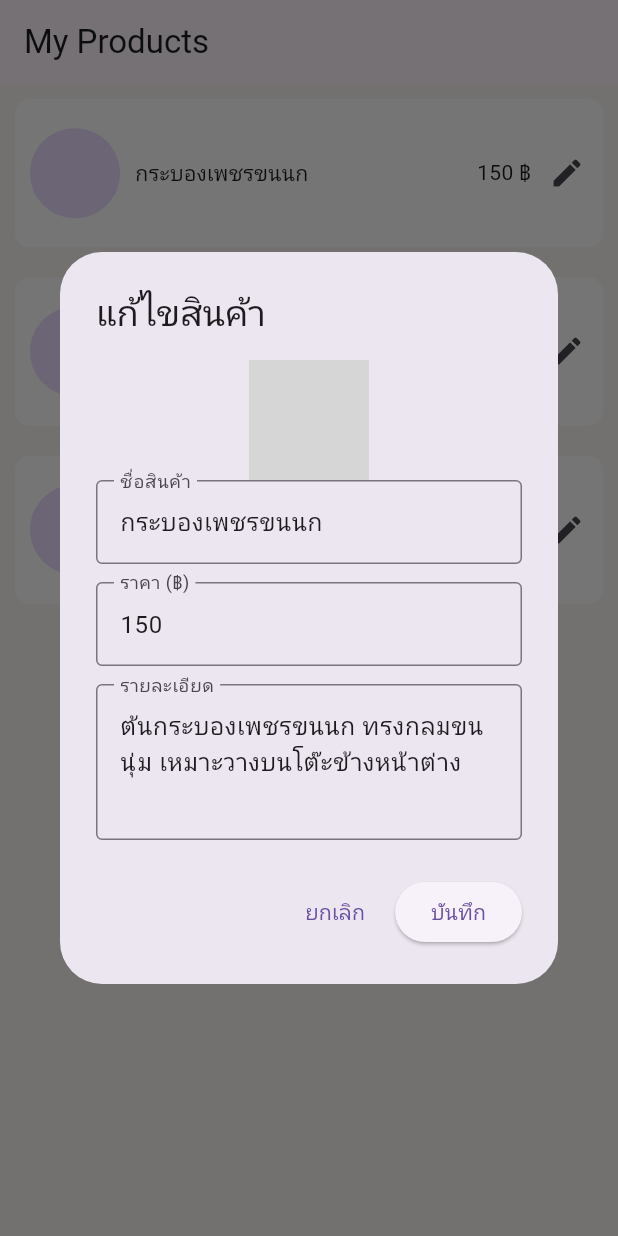
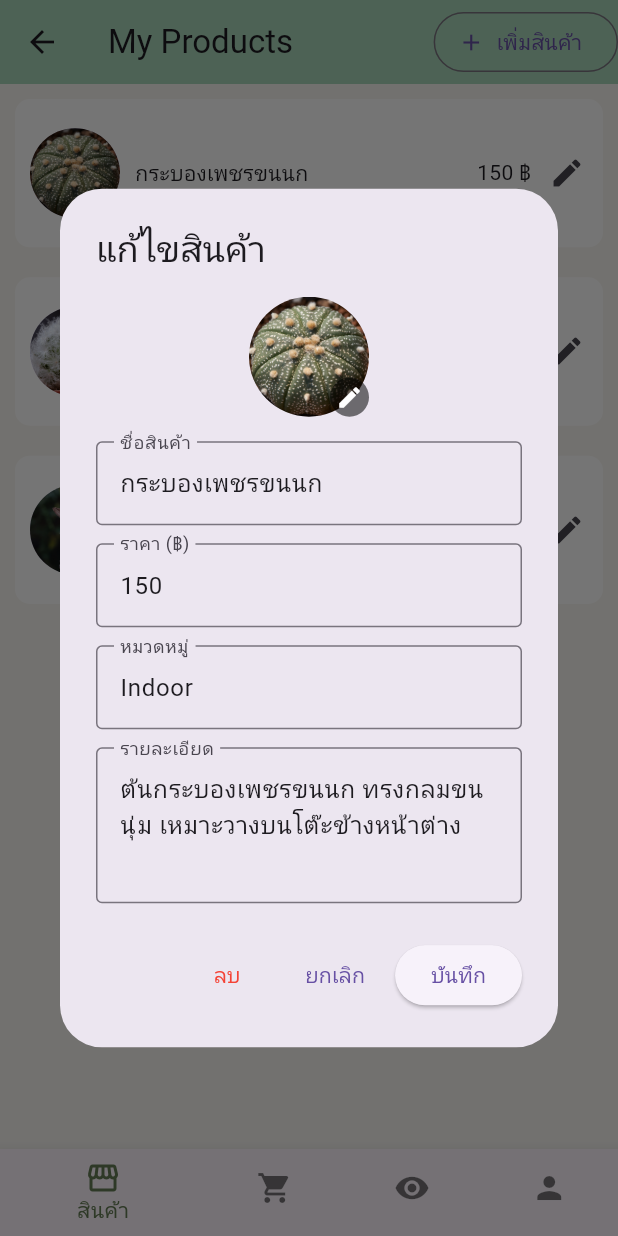
Before and after one commit to Playfa-Chueatha/Sandrootapp, a Flutter app: the OrderScreen screen opened directly, after a tap on the "edit" icon, on a phone screen of 412 x 824 dp. Run offline on Flutter 3.47's test engine with Material 3 defaults, Android fonts, the phone set to English and light mode, and no system bars; our stand-ins replace image_picker; Roboto replaces fonts that are missing (Prompt); grey boxes are pictures that could not be loaded.

Commit message:
update_product

```diff
--- a/lib/screens/dialog_order.dart
+++ b/lib/Order_for_admin/dialog_order.dart
@@ -1,4 +1,6 @@
+import 'dart:io';
 import 'package:flutter/material.dart';
+import 'package:image_picker/image_picker.dart';
 import 'package:sandy_roots/screens/OrderScreen.dart';
 
 class dialog_order extends StatefulWidget {
@@ -7,9 +9,9 @@ class dialog_order extends StatefulWidget {
   final int price;
   final String description;
   final String imageUrl;
-
-
+  final String category;
   final void Function(Product updated) onSave;
+  final void Function(int id) onDelete;  // เพิ่ม callback ลบ
 
   const dialog_order({
     super.key,
@@ -18,7 +20,9 @@ class dialog_order extends StatefulWidget {
     required this.price,
     required this.description,
     required this.imageUrl,
+    required this.category,
     required this.onSave,
+    required this.onDelete,
   });
 
   @override
@@ -29,14 +33,16 @@ class _dialog_orderState extends State<dialog_order> {
   late final TextEditingController _nameCtrl;
   late final TextEditingController _priceCtrl;
   late final TextEditingController _descCtrl;
+  late final TextEditingController _catCtrl;
+  File? _imageFile;
 
   @override
   void initState() {
     super.initState();
-
     _nameCtrl = TextEditingController(text: widget.name);
     _priceCtrl = TextEditingController(text: widget.price.toString());
     _descCtrl = TextEditingController(text: widget.description);
+    _catCtrl = TextEditingController(text: widget.category);
   }
 
   @override
@@ -44,27 +50,70 @@ class _dialog_orderState extends State<dialog_order> {
     _nameCtrl.dispose();
     _priceCtrl.dispose();
     _descCtrl.dispose();
+    _catCtrl.dispose();
     super.dispose();
+  }
+
+  Future<void> _pickImage() async {
+    final picker = ImagePicker();
+    final picked = await picker.pickImage(source: ImageSource.gallery);
+    if (picked != null) {
+      setState(() {
+        _imageFile = File(picked.path);
+      });
+    }
   }
 
   @override
   Widget build(BuildContext context) {
+    double screenHeight = MediaQuery.of(context).size.height;
     return AlertDialog(
       title: const Text('แก้ไขสินค้า'),
       content: SingleChildScrollView(
         child: Column(
           mainAxisSize: MainAxisSize.min,
           children: [
-
-            ClipOval(
-              child: Image.asset(
-                widget.imageUrl.isNotEmpty ? widget.imageUrl : 'assets/images/default_sandyroot.png',
-                height: 80,
-                width: 80,
-                fit: BoxFit.cover,
-              ),
+            Stack(
+              children: [
+                ClipOval(
+                  child: _imageFile != null
+                      ? Image.file(
+                          _imageFile!,
+                          height: 80,
+                          width: 80,
+                          fit: BoxFit.cover,
+                        )
+                      : Image.asset(
+                          widget.imageUrl.isNotEmpty
+                              ? widget.imageUrl
+                              : 'assets/images/default_sandyroot.png',
+                          height: 80,
+                          width: 80,
+                          fit: BoxFit.cover,
+                        ),
+                ),
+                Positioned(
+                  bottom: 0,
+                  right: 0,
+                  child: GestureDetector(
+                    onTap: _pickImage,
+                    child: Container(
+                      decoration: const BoxDecoration(
+                        color: Colors.black54,
+                        shape: BoxShape.circle,
+                      ),
+                      padding: const EdgeInsets.all(4),
+                      child: const Icon(
+                        Icons.edit,
+                        color: Colors.white,
+                        size: 18,
+                      ),
+                    ),
+                  ),
+                ),
+              ],
             ),
-
+            SizedBox(height: screenHeight * 0.02),
             TextFormField(
               controller: _nameCtrl,
               decoration: const InputDecoration(
@@ -73,8 +122,6 @@ class _dialog_orderState extends State<dialog_order> {
               ),
             ),
             const SizedBox(height: 12),
-
-
             TextFormField(
               controller: _priceCtrl,
               decoration: const InputDecoration(
@@ -84,8 +131,14 @@ class _dialog_orderState extends State<dialog_order> {
               keyboardType: TextInputType.number,
             ),
             const SizedBox(height: 12),
-
-
+            TextFormField(
+              controller: _catCtrl,
+              decoration: const InputDecoration(
+                labelText: 'หมวดหมู่',
+                border: OutlineInputBorder(),
+              ),
+            ),
+            const SizedBox(height: 12),
             TextFormField(
               controller: _descCtrl,
               decoration: const InputDecoration(
@@ -98,23 +151,30 @@ class _dialog_orderState extends State<dialog_order> {
         ),
       ),
       actions: [
-
         TextButton(
           onPressed: () {
+            // เรียก callback ลบสินค้า
+            widget.onDelete(widget.id);
             Navigator.of(context).pop();
           },
+          child: const Text(
+            'ลบ',
+            style: TextStyle(color: Colors.red),
+          ),
+        ),
+        TextButton(
+          onPressed: () => Navigator.of(context).pop(),
           child: const Text('ยกเลิก'),
         ),
-
         ElevatedButton(
           onPressed: () {
-
             final updated = Product(
               id: widget.id,
               name: _nameCtrl.text,
               price: int.tryParse(_priceCtrl.text) ?? widget.price,
               description: _descCtrl.text,
-              imageUrl: widget.imageUrl,
+              imageUrl: _imageFile?.path ?? widget.imageUrl,
+              category: _catCtrl.text,
             );
             widget.onSave(updated);
             Navigator.of(context).pop();
--- a/lib/screens/OrderScreen.dart
+++ b/lib/screens/OrderScreen.dart
@@ -1,7 +1,8 @@
 import 'dart:convert';
 import 'package:flutter/material.dart';
 import 'package:flutter/services.dart';
-import 'package:sandy_roots/screens/dialog_order.dart';
+import 'package:sandy_roots/Order_for_admin/add_product.dart';
+import 'package:sandy_roots/Order_for_admin/dialog_order.dart';
 
 class OrderScreen extends StatefulWidget {
   const OrderScreen({super.key});
@@ -12,6 +13,14 @@ class OrderScreen extends StatefulWidget {
 
 class _OrderScreenState extends State<OrderScreen> {
   List<Product> products = [];
+  int _currentIndex = 0;
+
+  final List<Widget> _pages = [
+    const ProductsPage(),
+    const CartPage(),
+    const BuyerView(),
+    const ProfilePage(),
+  ];
 
   Future<void> productslist() async {
     try {
@@ -33,14 +42,82 @@ class _OrderScreenState extends State<OrderScreen> {
 
   @override
   Widget build(BuildContext context) {
+    return Scaffold(
+      body: _pages[_currentIndex],
+      bottomNavigationBar: BottomNavigationBar(
+        currentIndex: _currentIndex,
+        backgroundColor:  Color(0xFFA8D5BA),
+        selectedItemColor: Color(0xFF657C55),
+        unselectedItemColor: Colors.black54,
+        onTap: (index) => setState(() => _currentIndex = index),
+        items: const [
+          BottomNavigationBarItem(
+            icon: Icon(Icons.storefront),
+            label: 'สินค้า',
+          ),
+          BottomNavigationBarItem(
+            icon: Icon(Icons.shopping_cart),
+            label: 'รายการสั่งซื้อ',
+          ),
+          BottomNavigationBarItem(
+            icon: Icon(Icons.visibility),
+            label: 'มุมมองผู้ซื้อ',
+          ),
+          BottomNavigationBarItem(
+            icon: Icon(Icons.person),
+            label: 'โปรไฟล์',
+          ),
+        ],
+      ),
+    );
+  }
+}
+
+/// หน้าสินค้า
+class ProductsPage extends StatelessWidget {
+  const ProductsPage({Key? key}) : super(key: key);
+
+  @override
+  Widget build(BuildContext context) {
     double screenHeight = MediaQuery.of(context).size.height;
-
     return Scaffold(
       backgroundColor: const Color(0xFFF9F7F3),
-      appBar: AppBar(title: const Text("My Products")),
-      body: products.isEmpty
-          ? const Center(child: CircularProgressIndicator())
-          : ListView.builder(
+      appBar: AppBar(
+        backgroundColor: const Color(0xFFA8D5BA),
+        leading: IconButton(
+          icon: const Icon(Icons.arrow_back),
+          onPressed: () => Navigator.pop(context),
+        ),
+        title: const Text("My Products"),
+        actions: [
+          OutlinedButton.icon(
+            onPressed: () async {
+              final result = await Navigator.push(
+                context,
+                MaterialPageRoute(
+                  builder: (c) => const AddProductPage(),
+                ),
+              );
+              if (result != null && result is Map<String, dynamic>) {
+                // handle new product
+              }
+            },
+            icon: const Icon(Icons.add),
+            label: const Text('เพิ่มสินค้า'),
+          )
+        ],
+      ),
+      body: FutureBuilder<List<Product>>(
+        future: rootBundle.loadString('assets/data/Order.json').then(
+            (jsonStr) => (json.decode(jsonStr) as List)
+                .map((e) => Product.fromJson(e))
+                .toList()),
+        builder: (context, snapshot) {
+          if (!snapshot.hasData) {
+            return const Center(child: CircularProgressIndicator());
+          }
+          final products = snapshot.data!;
+          return ListView.builder(
             itemCount: products.length,
             itemBuilder: (context, index) {
               final product = products[index];
@@ -67,19 +144,18 @@ class _OrderScreenState extends State<OrderScreen> {
                       onPressed: () {
                         showDialog(
                           context: context,
-                            builder: (context) => dialog_order(
+                          builder: (c) => dialog_order(
                             id: product.id,
                             name: product.name,
                             price: product.price,
                             description: product.description,
                             imageUrl: product.imageUrl,
+                            category: product.category,
                             onSave: (updatedProduct) {
-                                setState(() {
-                                  final idx = products.indexWhere((p) => p.id == updatedProduct.id);
-                                  if (idx != -1) {
-                                    products[idx] = updatedProduct;
-                                  }
-                                });
+                              // update product
+                            },
+                            onDelete: (id) {
+                              // delete product
                             },
                           ),
                         );
@@ -89,8 +165,40 @@ class _OrderScreenState extends State<OrderScreen> {
                 ),
               );
             },
+          );
+        },
       ),
     );
+  }
+}
+
+/// หน้าตะกร้า (ตัวอย่าง)
+class CartPage extends StatelessWidget {
+  const CartPage({Key? key}) : super(key: key);
+
+  @override
+  Widget build(BuildContext context) {
+    return const Center(child: Text('Cart Page'));
+  }
+}
+
+/// มุมมองผู้ซื้อ (ใหม่)
+class BuyerView extends StatelessWidget {
+  const BuyerView({super.key});
+
+  @override
+  Widget build(BuildContext context) {
+    return const Center(child: Text('Buyer View Page'));
+  }
+}
+
+/// หน้าโปรไฟล์ (ตัวอย่าง)
+class ProfilePage extends StatelessWidget {
+  const ProfilePage({Key? key}) : super(key: key);
+
+  @override
+  Widget build(BuildContext context) {
+    return const Center(child: Text('Profile Page'));
   }
 }
 
@@ -100,6 +208,7 @@ class Product {
   final int price;
   final String description;
   final String imageUrl;
+  final String category;
 
   Product({
     required this.id,
@@ -107,6 +216,7 @@ class Product {
     required this.price,
     required this.description,
     required this.imageUrl,
+    required this.category,
   });
 
   factory Product.fromJson(Map<String, dynamic> json) => Product(
@@ -115,5 +225,6 @@ class Product {
         price: json['price'],
         description: json['description'],
         imageUrl: json['imageUrl'],
+        category: json['category'],
       );
 }
--- a/pubspec.yaml
+++ b/pubspec.yaml
@@ -38,6 +38,7 @@ dependencies:
   path_provider: ^2.1.5
   logging: ^1.3.0
   font_awesome_flutter: ^10.7.0
+  image_picker: ^1.0.4
 
 dev_dependencies:
   flutter_test:
```
Also changed, not shown: assets/data/Order.json (+6 -6 lines), lib/Order_for_admin/add_product.dart (added, +175 -0 lines), pubspec.lock, 9 other files. Lines whose indentation alone changed are shown as unchanged.
